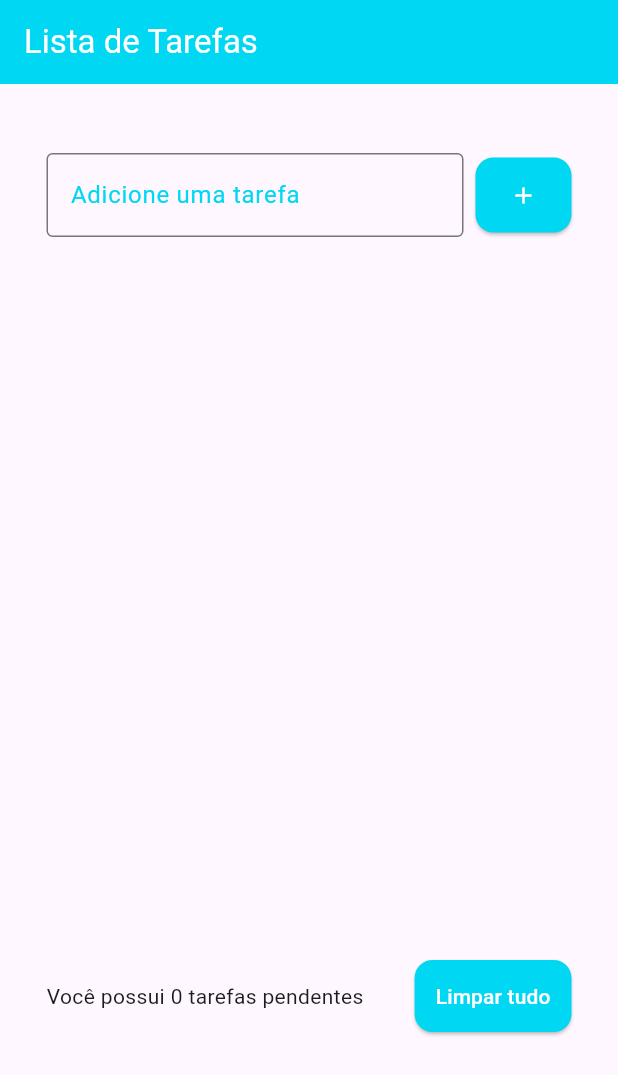
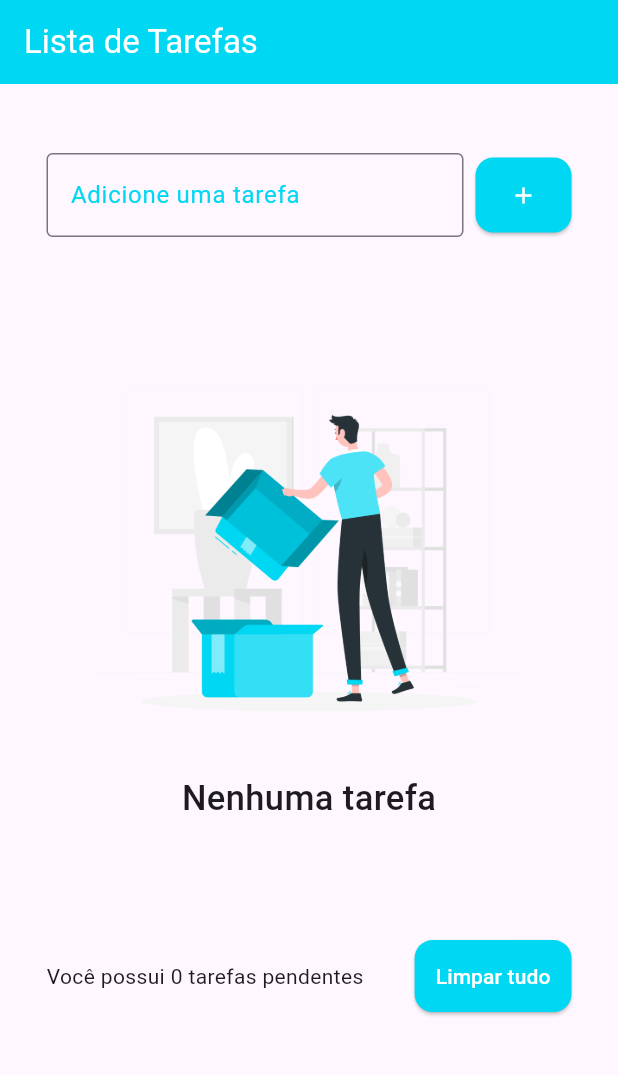
Before and after one commit to gabrielvicente1/lista_curso_flutter, a Flutter app: the screen it shows after launch, on a phone screen of 412 x 824 dp. Shown: the top 1075 px of the screen. Run offline on Flutter 3.47's test engine with Material 3 defaults, Android fonts, the phone set to English and light mode, and no system bars; our stand-ins replace flutter_slidable, shared_preferences.

Commit message:
add: foi adicionado uma imagem ao não tyer nenhuma tarefa na lista

```diff
--- a/lib/pages/todo_list_page.dart
+++ b/lib/pages/todo_list_page.dart
@@ -36,6 +36,8 @@ class _TodoListPageState extends State<TodoListPage> {
 
   @override
   Widget build(BuildContext context) {
+    return LayoutBuilder(
+      builder: (context, constraint) {
         return Scaffold(
           appBar: AppBar(
             title: Text('Lista de Tarefas', style: TextStyle(
@@ -45,7 +47,8 @@ class _TodoListPageState extends State<TodoListPage> {
             foregroundColor: Colors.white,
 
           ),
-      body: Padding(
+          body: SingleChildScrollView(
+            child: Padding(
               padding: const EdgeInsets.symmetric(vertical: 30.0, horizontal: 15.0),
               child: Column(
                 crossAxisAlignment: CrossAxisAlignment.start,
@@ -111,8 +114,22 @@ class _TodoListPageState extends State<TodoListPage> {
                           ),
                           SizedBox(height: 16),
                           Container(
-                      height: 450,
-                      child: ListView(shrinkWrap: true, children: [
+                            height: constraint.minHeight * 0.53,
+                            child: todos.length == 0 ? Center(
+                              child: Container(
+                                width: constraint.minWidth * 0.7,
+                                height: constraint.minHeight * 0.4,
+                                decoration: BoxDecoration(
+                                    borderRadius: BorderRadius.circular(12.0),
+                                ),
+                                  child: Column(
+                                    children: [
+                                      Image.asset('assets/nenhuma_tarefa.png'),
+                                      Text('Nenhuma tarefa', style: TextStyle(fontSize: 23, fontWeight: FontWeight.w500),),
+                                    ],
+                                  ),
+                              ),
+                            ) : ListView(shrinkWrap: true, children: [
                               for (Todo todo in todos)
                                 TodoListItem(
                                   todo: todo,
@@ -145,6 +162,9 @@ class _TodoListPageState extends State<TodoListPage> {
                 ],
               ),
             ),
+          ),
+        );
+      }
     );
   }
   void onEdit(Todo todo) {
```
Also changed, not shown: pubspec.yaml (+5 -3 lines), assets/nenhuma_tarefa.png (added). Lines whose indentation alone changed are shown as unchanged.
